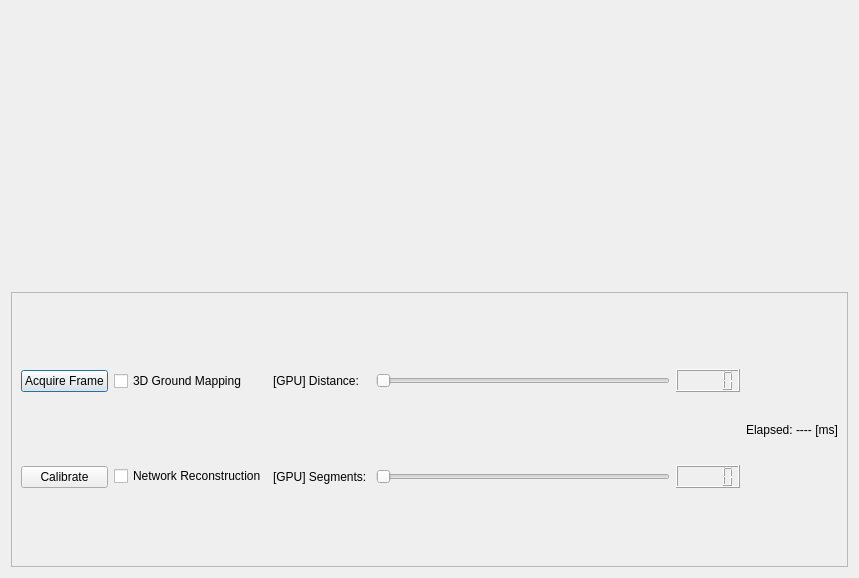
This is TrackerRT_UI/UICalibrationDisplay.ui in hvictor/Release as Qt 5 draws it before an edit. The edited form follows.
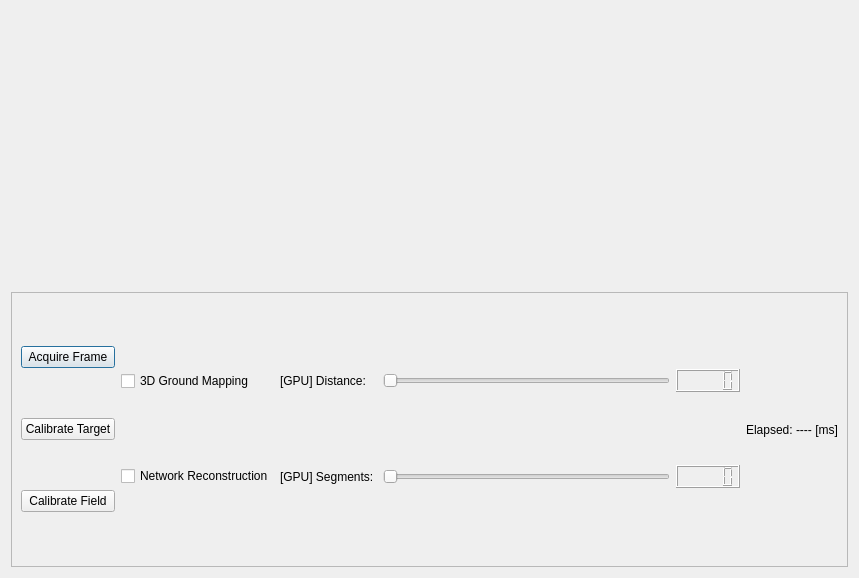
This is the edited form. Custom widgets are drawn as their Qt base class.

Diff of the .ui file:
```diff
--- a/TrackerRT_UI/UICalibrationDisplay.ui
+++ b/TrackerRT_UI/UICalibrationDisplay.ui
@@ -35,7 +35,14 @@
         <item>
          <widget class="QPushButton" name="btnCalibrate">
           <property name="text">
-           <string>Calibrate</string>
+           <string>Calibrate Target</string>
+          </property>
+         </widget>
+        </item>
+        <item>
+         <widget class="QPushButton" name="pushButton">
+          <property name="text">
+           <string>Calibrate Field</string>
           </property>
          </widget>
         </item>
```
